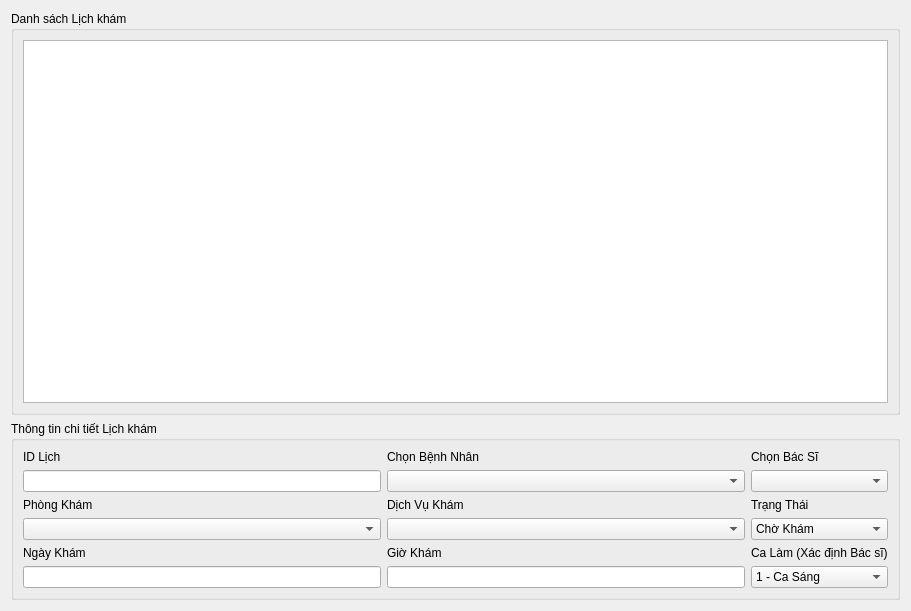
Before: the Qt Designer form View/FormLichKham.ui in ngmdui50/Nhom_14, drawn with Qt 5.
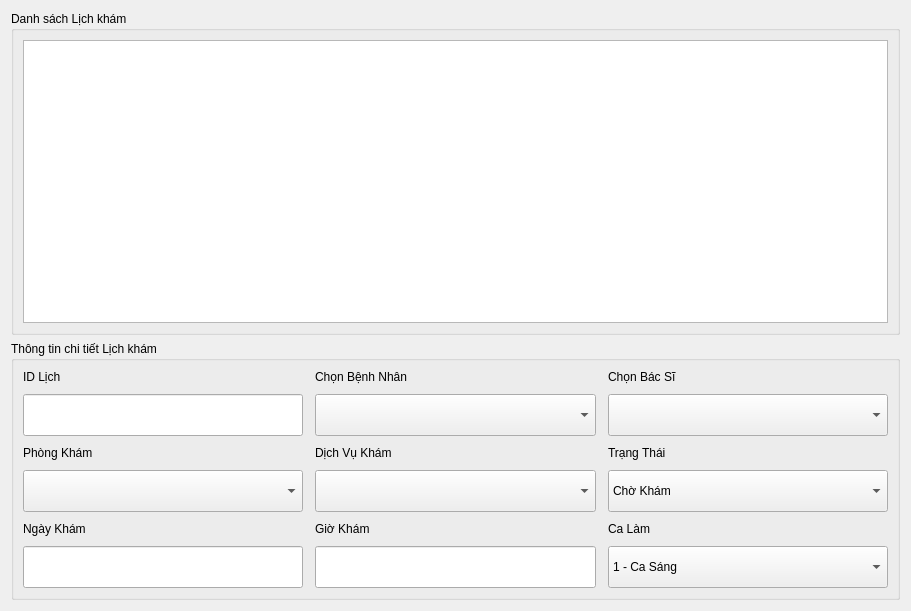
After: the same form once the commit is applied.

Patch:
```diff
--- a/View/FormLichKham.ui
+++ b/View/FormLichKham.ui
@@ -35,6 +35,12 @@
       <string>Thông tin chi tiết Lịch khám</string>
      </property>
      <layout class="QGridLayout">
+      <property name="horizontalSpacing">
+       <number>12</number>
+      </property>
+      <property name="verticalSpacing">
+       <number>10</number>
+      </property>
       <item row="0" column="0">
        <widget class="QLabel" name="lblIDLK">
         <property name="text">
@@ -44,6 +50,18 @@
       </item>
       <item row="1" column="0">
        <widget class="QLineEdit" name="txtIDLich">
+        <property name="sizePolicy">
+         <sizepolicy hsizetype="Expanding" vsizetype="Fixed">
+          <horstretch>0</horstretch>
+          <verstretch>0</verstretch>
+         </sizepolicy>
+        </property>
+        <property name="minimumSize">
+         <size>
+          <width>0</width>
+          <height>42</height>
+         </size>
+        </property>
         <property name="readOnly">
          <bool>false</bool>
         </property>
@@ -57,7 +75,20 @@
        </widget>
       </item>
       <item row="1" column="1">
-       <widget class="QComboBox" name="cboBN_Lich"/>
+       <widget class="QComboBox" name="cboBN_Lich">
+        <property name="sizePolicy">
+         <sizepolicy hsizetype="Expanding" vsizetype="Fixed">
+          <horstretch>0</horstretch>
+          <verstretch>0</verstretch>
+         </sizepolicy>
+        </property>
+        <property name="minimumSize">
+         <size>
+          <width>0</width>
+          <height>42</height>
+         </size>
+        </property>
+       </widget>
       </item>
       <item row="0" column="2">
        <widget class="QLabel" name="label">
@@ -67,7 +98,20 @@
        </widget>
       </item>
       <item row="1" column="2">
-       <widget class="QComboBox" name="cboBS_Lich"/>
+       <widget class="QComboBox" name="cboBS_Lich">
+        <property name="sizePolicy">
+         <sizepolicy hsizetype="Expanding" vsizetype="Fixed">
+          <horstretch>0</horstretch>
+          <verstretch>0</verstretch>
+         </sizepolicy>
+        </property>
+        <property name="minimumSize">
+         <size>
+          <width>0</width>
+          <height>42</height>
+         </size>
+        </property>
+       </widget>
       </item>
       <item row="2" column="0">
        <widget class="QLabel" name="label">
@@ -77,7 +121,20 @@
        </widget>
       </item>
       <item row="3" column="0">
-       <widget class="QComboBox" name="cboPK_Lich"/>
+       <widget class="QComboBox" name="cboPK_Lich">
+        <property name="sizePolicy">
+         <sizepolicy hsizetype="Expanding" vsizetype="Fixed">
+          <horstretch>0</horstretch>
+          <verstretch>0</verstretch>
+         </sizepolicy>
+        </property>
+        <property name="minimumSize">
+         <size>
+          <width>0</width>
+          <height>42</height>
+         </size>
+        </property>
+       </widget>
       </item>
       <item row="2" column="1">
        <widget class="QLabel" name="label">
@@ -87,7 +144,20 @@
        </widget>
       </item>
       <item row="3" column="1">
-       <widget class="QComboBox" name="cboDV_Lich"/>
+       <widget class="QComboBox" name="cboDV_Lich">
+        <property name="sizePolicy">
+         <sizepolicy hsizetype="Expanding" vsizetype="Fixed">
+          <horstretch>0</horstretch>
+          <verstretch>0</verstretch>
+         </sizepolicy>
+        </property>
+        <property name="minimumSize">
+         <size>
+          <width>0</width>
+          <height>42</height>
+         </size>
+        </property>
+       </widget>
       </item>
       <item row="2" column="2">
        <widget class="QLabel" name="label">
@@ -98,6 +168,18 @@
       </item>
       <item row="3" column="2">
        <widget class="QComboBox" name="comboBoxTrangThai">
+        <property name="sizePolicy">
+         <sizepolicy hsizetype="Expanding" vsizetype="Fixed">
+          <horstretch>0</horstretch>
+          <verstretch>0</verstretch>
+         </sizepolicy>
+        </property>
+        <property name="minimumSize">
+         <size>
+          <width>0</width>
+          <height>42</height>
+         </size>
+        </property>
         <item>
          <property name="text">
           <string>Chờ Khám</string>
@@ -128,7 +210,20 @@
        </widget>
       </item>
       <item row="5" column="0">
-       <widget class="QLineEdit" name="txtNgayKham"/>
+       <widget class="QLineEdit" name="txtNgayKham">
+        <property name="sizePolicy">
+         <sizepolicy hsizetype="Expanding" vsizetype="Fixed">
+          <horstretch>0</horstretch>
+          <verstretch>0</verstretch>
+         </sizepolicy>
+        </property>
+        <property name="minimumSize">
+         <size>
+          <width>0</width>
+          <height>42</height>
+         </size>
+        </property>
+       </widget>
       </item>
       <item row="4" column="1">
        <widget class="QLabel" name="label">
@@ -138,17 +233,42 @@
        </widget>
       </item>
       <item row="5" column="1">
-       <widget class="QLineEdit" name="txtGioKham"/>
+       <widget class="QLineEdit" name="txtGioKham">
+        <property name="sizePolicy">
+         <sizepolicy hsizetype="Expanding" vsizetype="Fixed">
+          <horstretch>0</horstretch>
+          <verstretch>0</verstretch>
+         </sizepolicy>
+        </property>
+        <property name="minimumSize">
+         <size>
+          <width>0</width>
+          <height>42</height>
+         </size>
+        </property>
+       </widget>
       </item>
       <item row="4" column="2">
        <widget class="QLabel" name="label">
         <property name="text">
-         <string>Ca Làm (Xác định Bác sĩ)</string>
+         <string>Ca Làm</string>
         </property>
        </widget>
       </item>
       <item row="5" column="2">
        <widget class="QComboBox" name="cboCaLamLich">
+        <property name="sizePolicy">
+         <sizepolicy hsizetype="Expanding" vsizetype="Fixed">
+          <horstretch>0</horstretch>
+          <verstretch>0</verstretch>
+         </sizepolicy>
+        </property>
+        <property name="minimumSize">
+         <size>
+          <width>0</width>
+          <height>42</height>
+         </size>
+        </property>
         <item>
          <property name="text">
           <string>1 - Ca Sáng</string>
```
